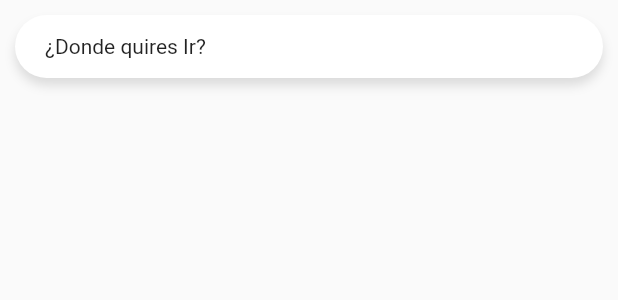
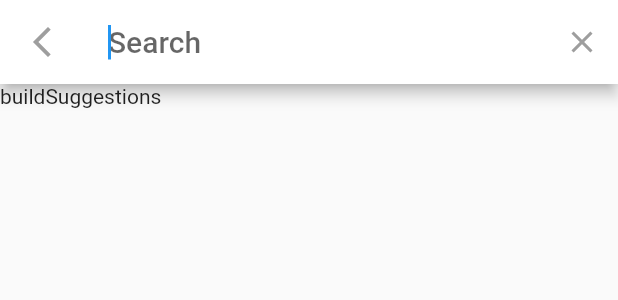
Before and after one commit to agusci21/maps_app, a Flutter app: the SearchBar widget shown alone on an empty page, opened directly, after a tap on "¿Donde quires Ir?", on a phone screen of 412 x 824 dp. Shown: the top 300 px of the screen. Run offline on Flutter 3.47's test engine with Material 2 defaults, Android fonts, the light colour scheme and no system bars; our stand-ins replace bloc, equatable, flutter_bloc, geolocator, google_maps_flutter, permission_handler; statements that could not run were skipped.

Commit message:
creacion basica de la search delegate

```diff
--- /dev/null
+++ b/lib/delegates/delegates.dart
@@ -0,0 +1 @@
+export 'package:mapas_app/delegates/search_destination_delegate.dart';
--- /dev/null
+++ b/lib/delegates/search_destination_delegate.dart
@@ -0,0 +1,33 @@
+import 'package:flutter/material.dart';
+
+class SearchDestinationDelegate extends SearchDelegate {
+  @override
+  List<Widget>? buildActions(BuildContext context) {
+    return [
+      IconButton(
+          onPressed: () {
+            query = '';
+          },
+          icon: const Icon(Icons.clear))
+    ];
+  }
+
+  @override
+  Widget? buildLeading(BuildContext context) {
+    return IconButton(
+        onPressed: () {
+          close(context, null);
+        },
+        icon: const Icon(Icons.arrow_back_ios_new));
+  }
+
+  @override
+  Widget buildResults(BuildContext context) {
+    return const Text('buildResults');
+  }
+
+  @override
+  Widget buildSuggestions(BuildContext context) {
+    return const Text('buildSuggestions');
+  }
+}
--- a/lib/widgets/searchbar.dart
+++ b/lib/widgets/searchbar.dart
@@ -1,4 +1,5 @@
 import 'package:flutter/material.dart';
+import 'package:mapas_app/delegates/delegates.dart';
 
 class SearchBar extends StatelessWidget {
   const SearchBar({Key? key}) : super(key: key);
@@ -12,7 +13,7 @@ class SearchBar extends StatelessWidget {
         width: double.infinity,
         child: GestureDetector(
           onTap: () {
-            print('Hola mundo');
+            showSearch(context: context, delegate: SearchDestinationDelegate());
           },
           child: Container(
             padding: const EdgeInsets.symmetric(horizontal: 20, vertical: 13),
```
